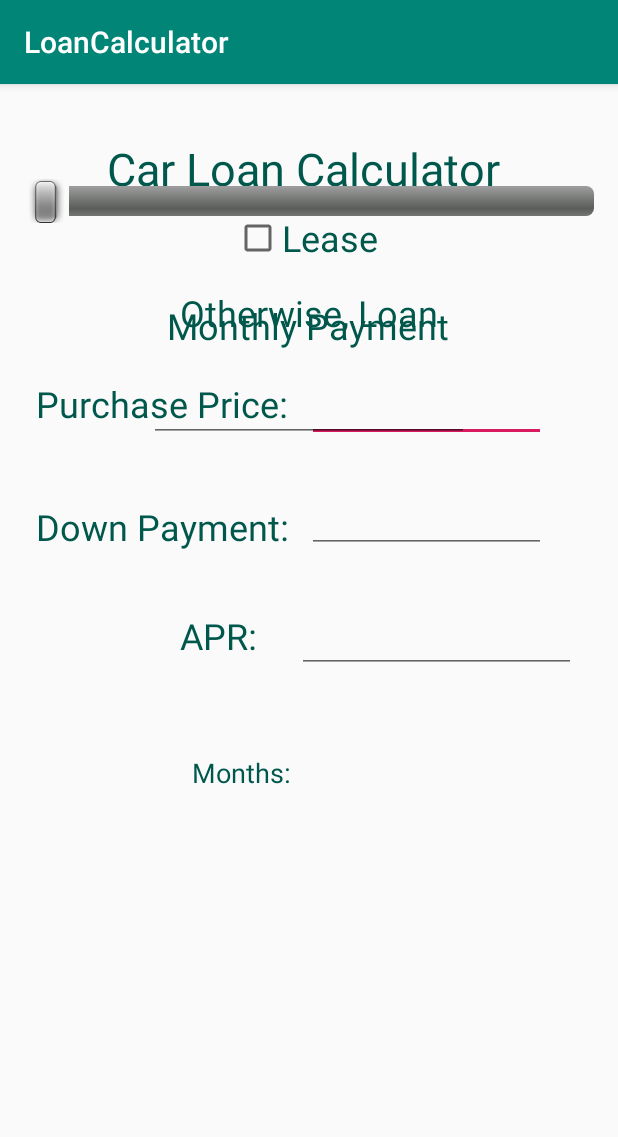
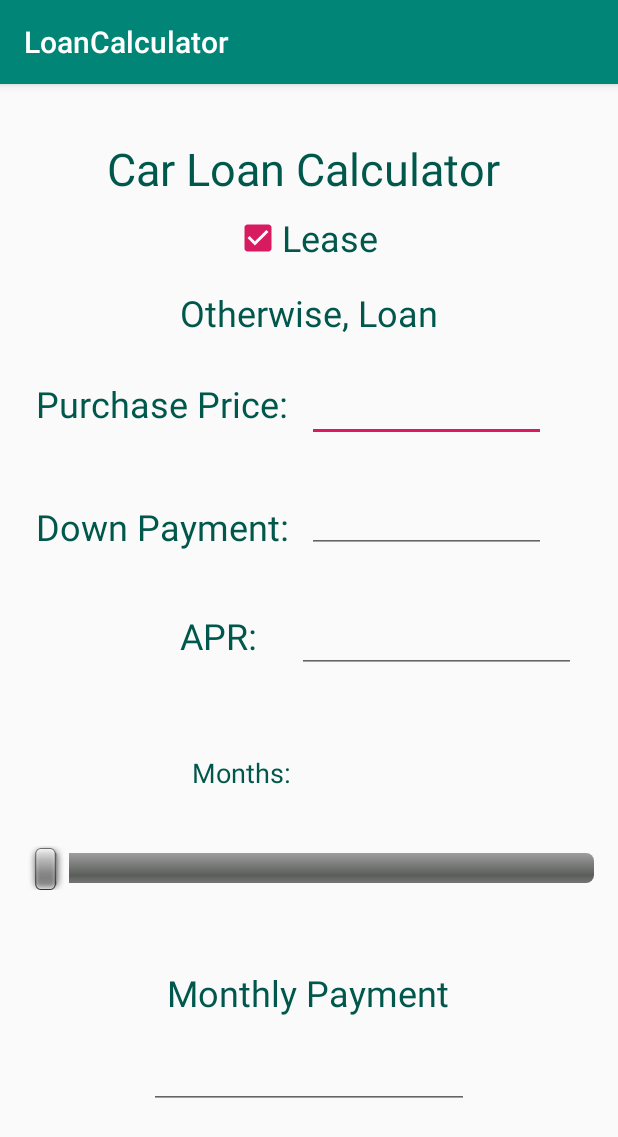
Before and after one commit to kcassumba/loan-calculator, an Android app: the screen it shows after launch (MainActivity), on a phone screen of 412 x 824 dp. Shown: the top 1137 px of the screen. Run offline under Robolectric (Android 15) with nearby library versions, the phone set to English and light mode, and no system bars.

Commit message:
final upload

```diff
--- a/app/src/main/res/layout/activity_main.xml
+++ b/app/src/main/res/layout/activity_main.xml
@@ -2,7 +2,7 @@
 <androidx.constraintlayout.widget.ConstraintLayout xmlns:android="http://schemas.android.com/apk/res/android"
     xmlns:app="http://schemas.android.com/apk/res-auto"
     xmlns:tools="http://schemas.android.com/tools"
-    android:id="@+id/aprBox"
+
     android:layout_width="match_parent"
     android:layout_height="match_parent"
     tools:context=".MainActivity">
@@ -93,6 +93,7 @@
         android:layout_marginStart="156dp"
         android:layout_marginLeft="156dp"
         android:layout_marginTop="4dp"
+        android:checked="true"
         android:shadowColor="#034877"
         android:text="Lease"
         android:textColor="@color/colorPrimaryDark"
@@ -145,10 +146,11 @@
         android:id="@+id/barLabel"
         android:layout_width="81dp"
         android:layout_height="23dp"
+        android:layout_marginTop="52dp"
         android:layout_marginEnd="132dp"
         android:layout_marginRight="132dp"
         app:layout_constraintEnd_toEndOf="parent"
-        tools:layout_editor_absoluteY="439dp" />
+        app:layout_constraintTop_toBottomOf="@+id/aprBox" />
 
     <EditText
         android:id="@+id/monthlyBox"
@@ -182,7 +184,7 @@
         app:layout_constraintTop_toBottomOf="@+id/leaseBox" />
 
     <EditText
-        android:id="@+id/editText3"
+        android:id="@+id/aprBox"
         android:layout_width="186dp"
         android:layout_height="52dp"
         android:layout_marginTop="28dp"
```
Also changed, not shown: app/src/main/java/com/example/loancalculator/MainActivity.java (+34 -5 lines).
